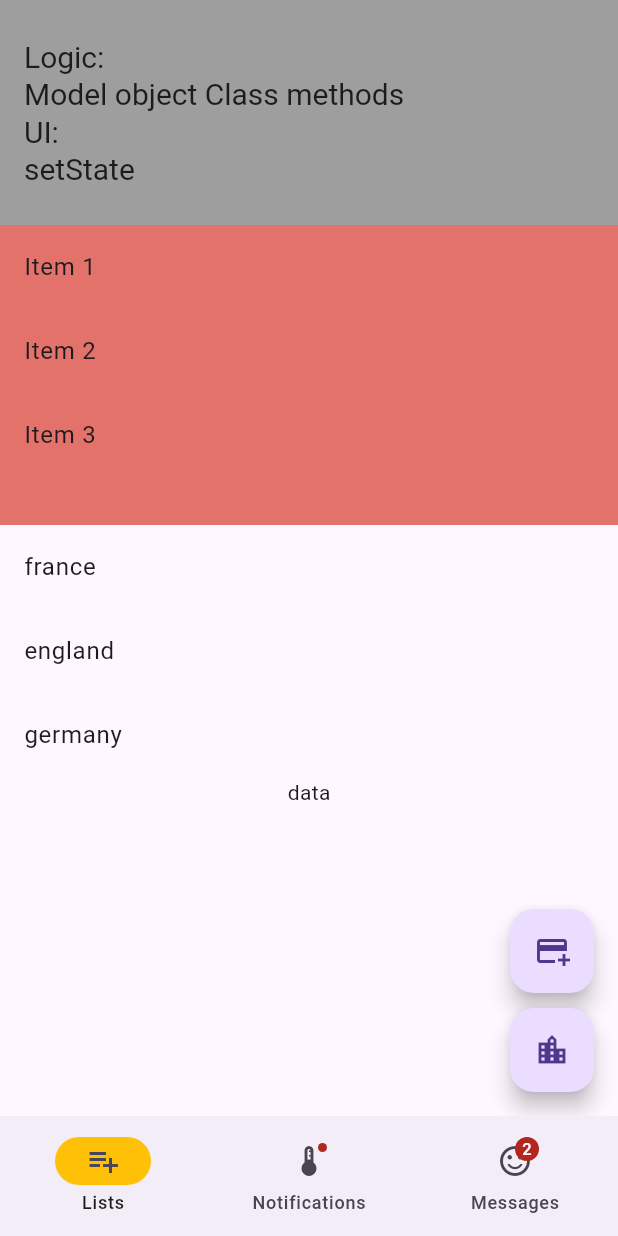
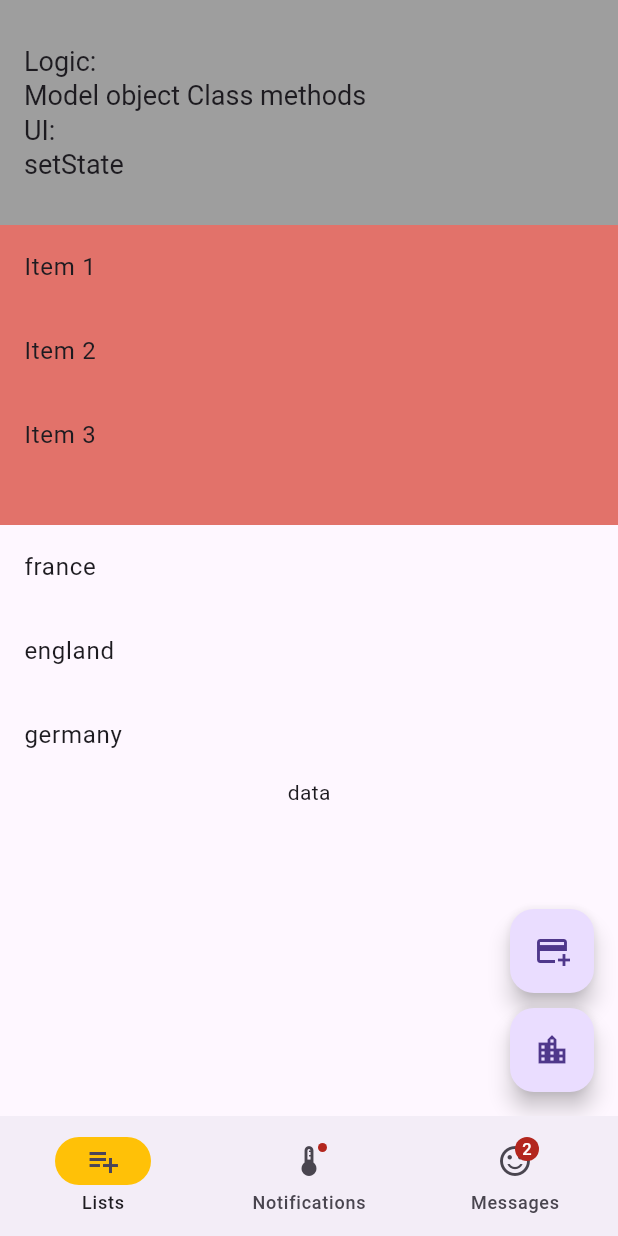
Before and after one commit to hesptech/flutter_mvvm, a Flutter app: the screen it shows after launch, on a phone screen of 412 x 824 dp. Run offline on Flutter 3.47's test engine with Material 2 defaults, Android fonts, the phone set to English and light mode, and no system bars; our stand-ins replace dio, get_it.

Commit message:
refactor: syntax, code clean up

```diff
--- a/lib/views/list_views_screen.dart
+++ b/lib/views/list_views_screen.dart
@@ -28,24 +28,17 @@ class ListViewScreenState extends State<ListViewScreen> {
       appBar: AppBar(
         title: const Text(
           'Logic:\nModel object Class methods \nUI:\nsetState',
-          style: TextStyle(fontSize: 20),
+          style: TextStyle(fontSize: 18),
         ),
         toolbarHeight: 150,
         backgroundColor: Colors.grey[500],
       ),
-      /* body: ListView.builder(
-        itemCount: _viewModel.items.length,
-        itemBuilder: (context, index) {
-          return ListTile(title: Text(_viewModel.items[index]));
-        },
-      ), */
       body: Column(
         children: [
           Container(
             height: 200,
             color: const Color.fromARGB(255, 226, 114, 106),
             child: ListView.builder(
-              //scrollDirection: Axis.horizontal,
               shrinkWrap: true,
               itemCount: _viewModel.items.length,
               itemBuilder: (context, index) {
@@ -98,21 +91,6 @@ class ListViewScreenState extends State<ListViewScreen> {
         ]
       ),
 
-      /* floatingActionButton: FloatingActionButton(
-        onPressed: () {
-          _viewModel.addItem('New Item');
-          setState(() {});
-        },
-        child: const Icon(Icons.add),
-      ), */
-
-      /* floatingActionButton: FloatingActionButton(
-        onPressed: () {
-          _cityListViewModel2.addCity(city: 'New City', country: 'New Country');
-          setState(() {});
-        },
-        child: const Icon(Icons.add),
-      ), */
     );
   }
 }
```
Also changed, not shown: lib/views/jokes/joke_screen.dart (+8 -0 lines), lib/views/jokes/joke_view.dart (+6 -1 lines), lib/views/weather_screen.dart (+5 -2 lines), 1 other file.
